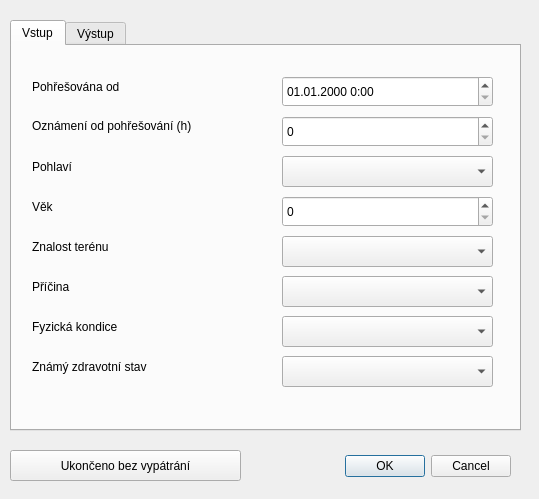
Above: ui/result.ui from ruz76/qgis_patrac_3 before the change. Below: the same form after it.
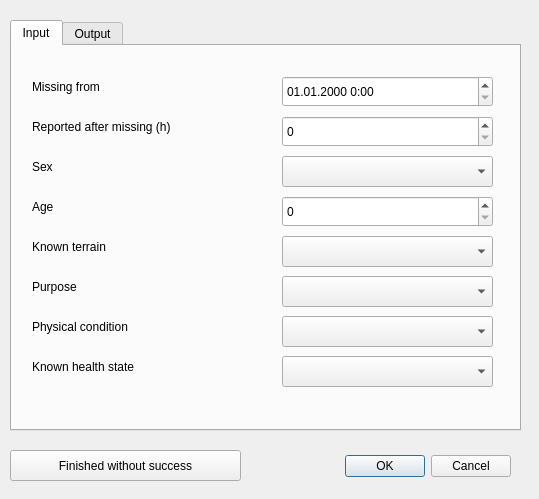
That is the form after the change. The open tabs and pages were chosen to show the change.

Patch:
```diff
--- a/ui/result.ui
+++ b/ui/result.ui
@@ -43,7 +43,7 @@
    </property>
    <widget class="QWidget" name="tab1">
     <attribute name="title">
-     <string>Vstup</string>
+     <string>Input</string>
     </attribute>
     <widget class="QComboBox" name="comboBoxTerrain">
      <property name="geometry">
@@ -108,7 +108,7 @@
       </rect>
      </property>
      <property name="text">
-      <string>Pohřešována od</string>
+      <string>Missing from</string>
      </property>
     </widget>
     <widget class="QLabel" name="labelHourHourFromMissing">
@@ -121,7 +121,7 @@
       </rect>
      </property>
      <property name="text">
-      <string>&lt;html&gt;&lt;head/&gt;&lt;body&gt;&lt;p&gt;Oznámení od pohřešování (h)&lt;/p&gt;&lt;/body&gt;&lt;/html&gt;</string>
+      <string>Reported after missing (h)</string>
      </property>
     </widget>
     <widget class="QLabel" name="labelAge">
@@ -134,7 +134,7 @@
       </rect>
      </property>
      <property name="text">
-      <string>Věk</string>
+      <string>Age</string>
      </property>
     </widget>
     <widget class="QComboBox" name="comboBoxSex">
@@ -157,7 +157,7 @@
       </rect>
      </property>
      <property name="text">
-      <string>Fyzická kondice</string>
+      <string>Physical condition</string>
      </property>
     </widget>
     <widget class="QLabel" name="labelHealth">
@@ -170,7 +170,7 @@
       </rect>
      </property>
      <property name="text">
-      <string>Známý zdravotní stav</string>
+      <string>Known health state</string>
      </property>
     </widget>
     <widget class="QSpinBox" name="spinBoxAge">
@@ -193,7 +193,7 @@
       </rect>
      </property>
      <property name="text">
-      <string>Příčina</string>
+      <string>Purpose</string>
      </property>
     </widget>
     <widget class="QComboBox" name="comboBoxCondition">
@@ -216,7 +216,7 @@
       </rect>
      </property>
      <property name="text">
-      <string>Znalost terénu</string>
+      <string>Known terrain</string>
      </property>
     </widget>
     <widget class="QLabel" name="labelSex">
@@ -229,13 +229,13 @@
       </rect>
      </property>
      <property name="text">
-      <string>Pohlaví</string>
+      <string>Sex</string>
      </property>
     </widget>
    </widget>
    <widget class="QWidget" name="tab2">
     <attribute name="title">
-     <string>Výstup</string>
+     <string>Output</string>
     </attribute>
     <widget class="QComboBox" name="comboBoxPlace">
      <property name="geometry">
@@ -387,7 +387,7 @@
     </rect>
    </property>
    <property name="text">
-    <string>Ukončeno bez vypátrání</string>
+    <string>Finished without success</string>
    </property>
   </widget>
  </widget>
```
Left out of the diff: 16 changed lines with no effect on the pictures.
